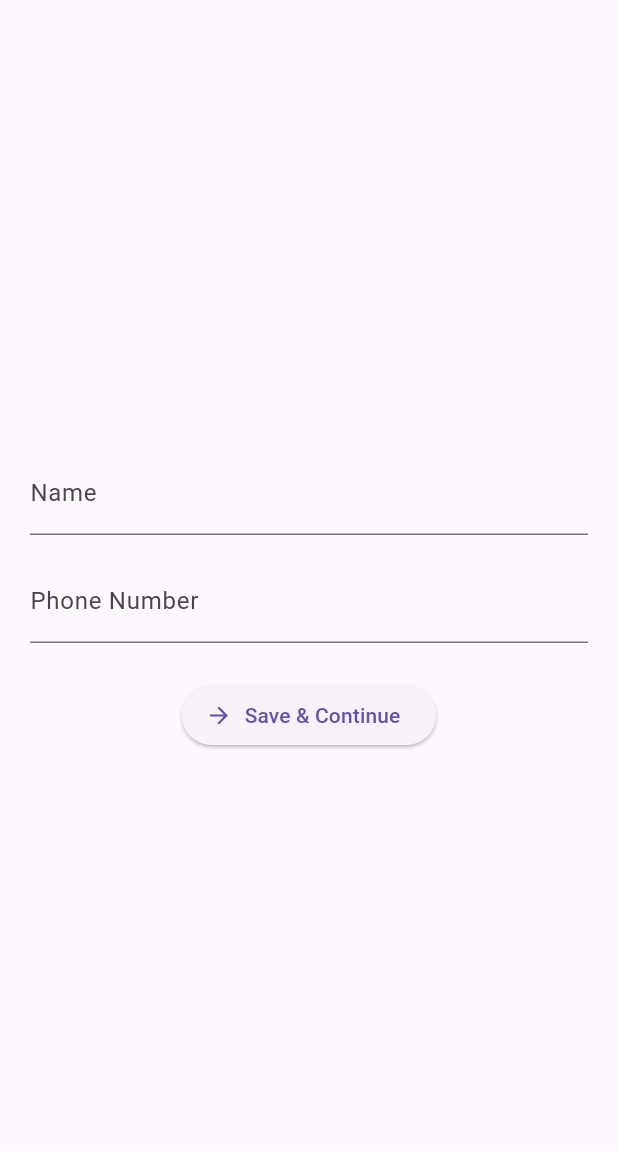
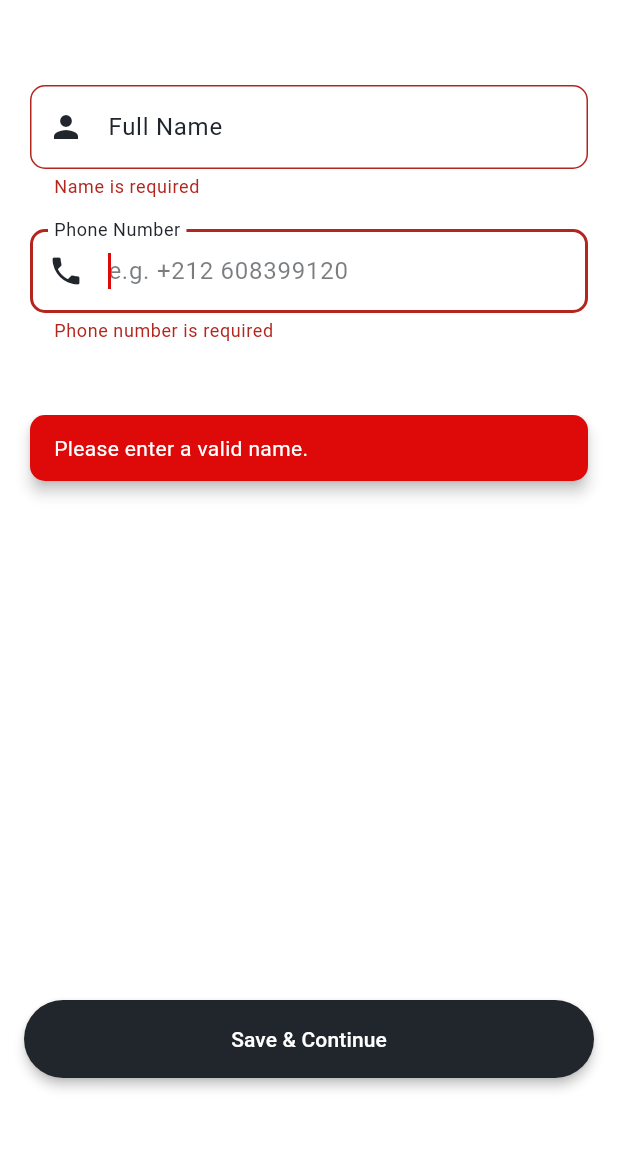
Before and after one commit to Yaser-Yjj/Safe-Ride-App, a Flutter app: the ContactsScreen screen opened directly with empty values, after a tap on "Save & Continue", on a phone screen of 412 x 824 dp, the part 59-1210 px from its top. Run offline on Flutter 3.47's test engine with Material 3 defaults, Android fonts, the phone set to English and light mode, and no system bars; our stand-ins replace flutter_svg, geolocator, google_maps_flutter, permission_handler; missing offline and left inert: app_settings; Roboto replaces fonts that are missing (DM Sans); project files that could hold a hidden picture were left out.

Commit message:
Update UI : Style contact Screen

```diff
--- a/lib/presentation/pages/onboarding/configration/0x04_contacts_screen.dart
+++ b/lib/presentation/pages/onboarding/configration/0x04_contacts_screen.dart
@@ -1,7 +1,9 @@
 import 'package:flutter/material.dart';
+import 'package:safe_ride_app/core/theme/theme.dart';
 import 'package:safe_ride_app/data/bluetooth/config_service.dart';
 import 'package:safe_ride_app/presentation/routes/app_routes.dart';
 import 'package:safe_ride_app/presentation/widgets/main/app_bar.dart';
+import 'package:safe_ride_app/presentation/widgets/splash/custome_snackbar.dart';
 
 class ContactsScreen extends StatefulWidget {
   final int contactIndex;
@@ -13,29 +15,81 @@ class ContactsScreen extends StatefulWidget {
 }
 
 class _ContactsScreenState extends State<ContactsScreen> {
-  late final TextEditingController _nameController;
-  late final TextEditingController _numberController;
+  late TextEditingController _nameController;
+  late TextEditingController _numberController;
+
+  late FocusNode _nameFocus;
+  late FocusNode _numberFocus;
+
+  String? _nameError;
+  String? _numberError;
 
   @override
   void initState() {
     super.initState();
+
+    _nameFocus = FocusNode();
+    _numberFocus = FocusNode();
+
     _nameController = TextEditingController();
     _numberController = TextEditingController();
+
+    _nameController.addListener(() {
+      if (_nameError != null && _nameController.text.isNotEmpty) {
+        setState(() {
+          _nameError = null;
+        });
+      }
+    });
+
+    _numberController.addListener(() {
+      if (_numberError != null && _numberController.text.isNotEmpty) {
+        setState(() {
+          _numberError = null;
+        });
+      }
+    });
   }
 
   @override
   void dispose() {
     _nameController.dispose();
     _numberController.dispose();
+    _nameFocus.dispose();
+    _numberFocus.dispose();
     super.dispose();
   }
 
   void _saveAndContinue() {
-    String name = _nameController.text.trim();
-    String number = _numberController.text.trim();
+    final name = _nameController.text.trim();
+    final number = _numberController.text.trim();
 
-    //if (name.isEmpty || number.isEmpty) return;
+    bool isValid = true;
 
+    if (name.isEmpty) {
+      setState(() {
+        _nameError = "Name is required";
+      });
+      showCustomSnackBar(context, "Please enter a valid name.", c.errorColor);
+      _nameFocus.requestFocus();
+      isValid = false;
+    }
+
+    final phoneError = validatePhoneNumber(_numberController.text);
+    if (phoneError != null) {
+      setState(() {
+        _numberError = phoneError;
+      });
+      showCustomSnackBar(context, phoneError, c.errorColor);
+      _numberFocus.requestFocus();
+      isValid = false;
+    } else {
+      setState(() {
+        _numberError = null;
+      });
+    }
+
+    if (isValid) {
       ConfigService().updateConfig((config) {
         switch (widget.contactIndex) {
           case 1:
@@ -63,32 +117,127 @@ class _ContactsScreenState extends State<ContactsScreen> {
         Navigator.pushNamed(context, AppRoutes.summary);
       }
     }
+  }
+
+  String? validatePhoneNumber(String? value) {
+    if (value == null || value.isEmpty) {
+      return "Phone number is required";
+    }
+
+    final digitsOnly = value.replaceAll(RegExp(r'[^\d]'), '');
+
+    if (digitsOnly.length < 10) {
+      return "Phone number must be at least 10 digits";
+    }
+
+    if (!RegExp(r'^\d+$').hasMatch(digitsOnly)) {
+      return "Phone number must contain only digits";
+    }
+
+    return null;
+  }
 
   @override
   Widget build(BuildContext context) {
     return Scaffold(
       appBar: CustomAppBar(),
+      backgroundColor: c.lightColor,
+      resizeToAvoidBottomInset: false,
       body: Padding(
-        padding: const EdgeInsets.all(20),
+        padding: const EdgeInsets.fromLTRB(20, 40, 20, 20),
+        child: Form(
           child: Column(
-          mainAxisAlignment: MainAxisAlignment.center,
             children: [
-            TextField(
+              TextFormField(
                 controller: _nameController,
-              decoration: InputDecoration(labelText: "Name"),
+                focusNode: _nameFocus,
+                cursorColor: c.darkColor,
+                cursorErrorColor: c.errorColor,
+                style: TextStyle(color: c.darkColor),
+                decoration: InputDecoration(
+                  labelText: "Full Name",
+                  labelStyle: TextStyle(color: c.darkColor),
+                  hintText: "e.g. Yasser Yjjou",
+                  hintStyle: TextStyle(color: c.darkColor.withOpacity(0.6)),
+                  prefixIcon: Icon(Icons.person, color: c.darkColor),
+                  filled: true,
+                  fillColor: Colors.white,
+                  errorText: _nameError,
+                  enabledBorder: OutlineInputBorder(
+                    borderSide: BorderSide(color: c.darkColor),
+                    borderRadius: BorderRadius.circular(10),
                   ),
-            SizedBox(height: 16),
-            TextField(
+                  focusedBorder: OutlineInputBorder(
+                    borderSide: BorderSide(
+                      color: _nameError != null ? c.errorColor : c.darkColor,
+                    ),
+                    borderRadius: BorderRadius.circular(10),
+                  ),
+                  border: OutlineInputBorder(
+                    borderRadius: BorderRadius.circular(10),
+                  ),
+                ),
+                keyboardType: TextInputType.name,
+                textInputAction: TextInputAction.next,
+                autovalidateMode: AutovalidateMode.onUserInteraction,
+              ),
+
+              SizedBox(height: 20),
+
+              TextFormField(
                 controller: _numberController,
-              decoration: InputDecoration(labelText: "Phone Number"),
+                focusNode: _numberFocus,
+                cursorColor: c.darkColor,
+                cursorErrorColor: c.errorColor,
+                style: TextStyle(color: c.darkColor),
+                decoration: InputDecoration(
+                  labelText: "Phone Number",
+                  labelStyle: TextStyle(color: c.darkColor),
+                  hintText: "e.g. +212 608399120",
+                  hintStyle: TextStyle(color: c.darkColor.withOpacity(0.6)),
+                  prefixIcon: Icon(Icons.phone, color: c.darkColor),
+                  filled: true,
+                  fillColor: Colors.white,
+                  errorText: _numberError,
+                  enabledBorder: OutlineInputBorder(
+                    borderSide: BorderSide(color: c.darkColor),
+                    borderRadius: BorderRadius.circular(10),
                   ),
-            SizedBox(height: 24),
-            ElevatedButton.icon(
-              onPressed: _saveAndContinue,
-              icon: Icon(Icons.arrow_forward),
-              label: Text("Save & Continue"),
+                  focusedBorder: OutlineInputBorder(
+                    borderSide: BorderSide(
+                      color: _numberError != null ? c.errorColor : c.darkColor,
+                    ),
+                    borderRadius: BorderRadius.circular(10),
+                  ),
+                  border: OutlineInputBorder(
+                    borderRadius: BorderRadius.circular(10),
+                  ),
+                ),
+                keyboardType: TextInputType.phone,
+                textInputAction: TextInputAction.done,
+                autovalidateMode: AutovalidateMode.onUserInteraction,
               ),
             ],
+          ),
+        ),
+      ),
+
+      bottomNavigationBar: Container(
+        margin: const EdgeInsets.symmetric(vertical: 50),
+        padding: const EdgeInsets.all(16),
+        color: Colors.transparent,
+        child: ElevatedButton(
+          onPressed: _saveAndContinue,
+          style: ElevatedButton.styleFrom(
+            backgroundColor: c.darkColor,
+            foregroundColor: c.lightColor,
+            padding: const EdgeInsets.symmetric(vertical: 16),
+            shape: RoundedRectangleBorder(
+              borderRadius: BorderRadius.circular(40),
+            ),
+            elevation: 3,
+          ),
+          child: Text("Save & Continue"),
         ),
       ),
     );
--- a/lib/presentation/widgets/splash/custome_snackbar.dart
+++ b/lib/presentation/widgets/splash/custome_snackbar.dart
@@ -7,7 +7,7 @@ void showCustomSnackBar(BuildContext context, String message, Color color) {
       backgroundColor: color,
       duration: Duration(seconds: 3),
       behavior: SnackBarBehavior.floating,
-      margin: const EdgeInsets.only(bottom: 350, left: 20, right: 20),
+      margin: const EdgeInsets.only(bottom: 280, left: 20, right: 20),
       padding: const EdgeInsets.symmetric(horizontal: 16, vertical: 12),
       shape: RoundedRectangleBorder(borderRadius: BorderRadius.circular(10)),
       elevation: 4,
```
Lines whose indentation alone changed are shown as unchanged.
